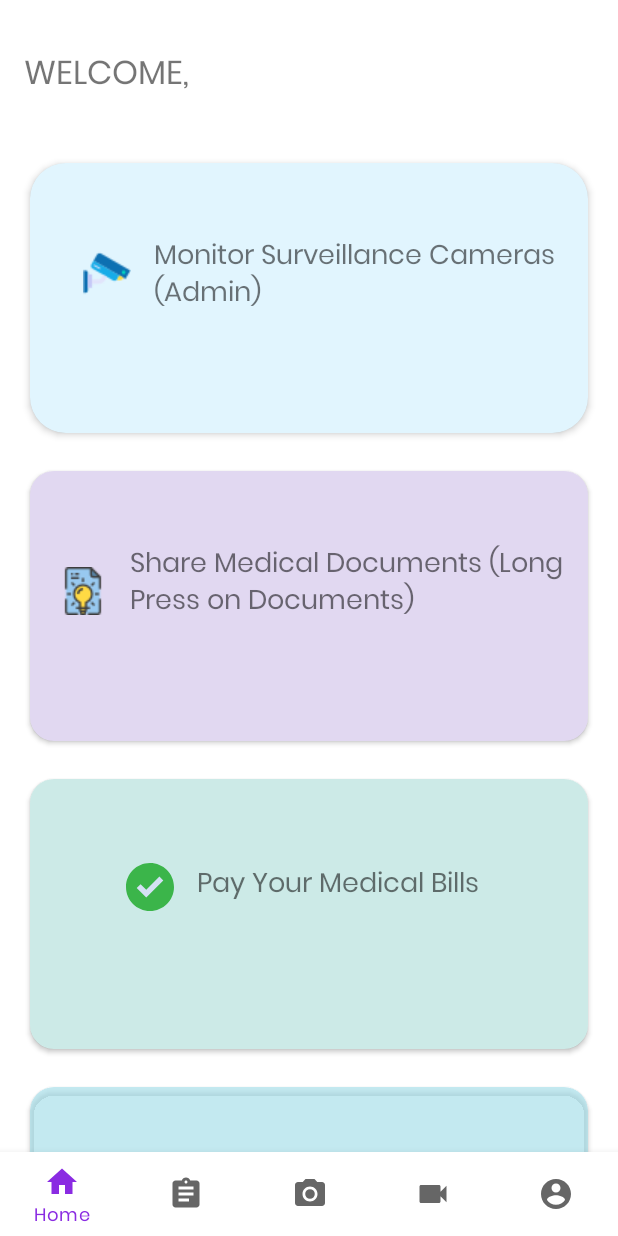
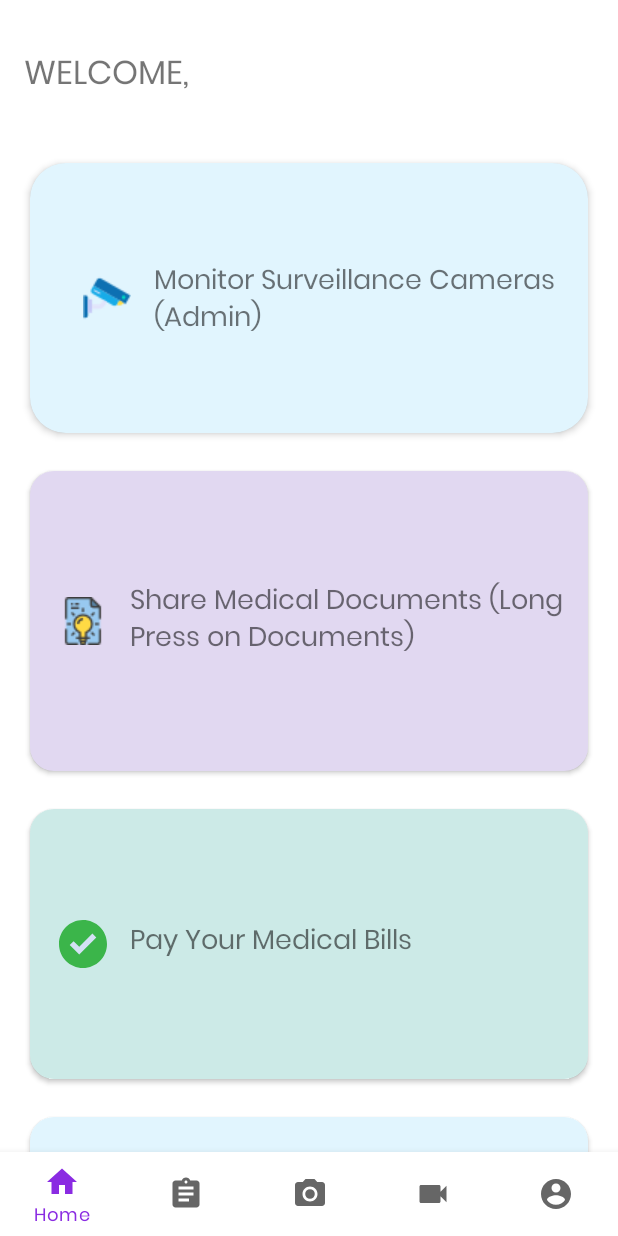
Before and after one commit to ArjunLuam/Sehatmandh, an Android app: the screen it shows after launch once a user with an empty profile is signed in (HomeActivity), on a phone screen of 412 x 824 dp. Run offline under Robolectric (Android 15) with nearby library versions, the phone set to English and light mode, and no system bars; our stand-ins replace Firebase (no records; nobody signed in at launch, a user with empty details on screens opened directly).

Commit message:
added splash -changed app_icon -fixed homeUI

```diff
--- a/app/build.gradle
+++ b/app/build.gradle
@@ -1,5 +1,6 @@
 apply plugin: 'com.android.application'
 apply plugin: 'com.google.gms.google-services'
+apply plugin: 'kotlin-android'
 
 android {
     compileSdkVersion 29
@@ -37,6 +38,7 @@ dependencies {
     implementation 'com.google.firebase:firebase-analytics:17.4.3'
 
     implementation 'androidx.legacy:legacy-support-v4:1.0.0'
+    implementation "org.jetbrains.kotlin:kotlin-stdlib:$kotlin_version"
     testImplementation 'junit:junit:4.12'
     androidTestImplementation 'androidx.test.ext:junit:1.1.1'
     androidTestImplementation 'androidx.test.espresso:espresso-core:3.2.0'
--- /dev/null
+++ b/app/src/main/java/activities/SplashActivity.kt
@@ -0,0 +1,21 @@
+package activities
+
+import android.content.Intent
+import androidx.appcompat.app.AppCompatActivity
+import android.os.Bundle
+import android.os.Handler
+import com.bumptech.glide.Glide
+import com.example.mask_detector.R
+
+class SplashActivity : AppCompatActivity() {
+    override fun onCreate(savedInstanceState: Bundle?) {
+        super.onCreate(savedInstanceState)
+        setContentView(R.layout.activity_splash)
+
+        val handler = Handler()
+        handler.postDelayed({
+            startActivity(Intent(this, com.example.mask_detector.activities.HomeActivity::class.java))
+            finish()
+        }, 2000)
+    }
+}
--- a/app/src/main/java/activities/SurDetailActivity.java
+++ b/app/src/main/java/activities/SurDetailActivity.java
@@ -1,5 +1,6 @@
 package com.example.mask_detector.activities;
 
+import android.annotation.SuppressLint;
 import android.os.Bundle;
 import android.widget.ImageView;
 import android.widget.TextView;
@@ -64,6 +65,7 @@ public class SurDetailActivity extends AppCompatActivity {
         setConnection();
         setStatus();
         dbRef.child("Cameras").child(camValue).addValueEventListener(new ValueEventListener() {
+            @SuppressLint("SetTextI18n")
             @Override
             public void onDataChange(@NonNull DataSnapshot dataSnapshot) {
                 cameraFrames.clear();
@@ -88,6 +90,7 @@ public class SurDetailActivity extends AppCompatActivity {
         });
     }
 
+    @SuppressLint("SetTextI18n")
     private void setConnection() {
         Random random = new Random();
         int rand = random.nextInt(4);
@@ -113,6 +116,7 @@ public class SurDetailActivity extends AppCompatActivity {
         }
     }
 
+    @SuppressLint("SetTextI18n")
     private void setStatus() {
         Random random = new Random();
         int rand = random.nextInt(4);
@@ -127,5 +131,4 @@ public class SurDetailActivity extends AppCompatActivity {
                 break;
         }
     }
-
 }
--- a/app/src/main/java/auth/Login.java
+++ b/app/src/main/java/auth/Login.java
@@ -12,7 +12,7 @@ public class Login extends AppCompatActivity {
     protected void onCreate(Bundle savedInstanceState) {
         super.onCreate(savedInstanceState);
         setContentView(R.layout.activity_login);
-        getSupportFragmentManager().beginTransaction().replace(R.id.container, new LoginOption()).commit();
+        getSupportFragmentManager().beginTransaction().replace(R.id.container, new com.example.mask_detector.auth.LoginOption()).commit();
     }
 
     @Override
--- a/app/src/main/java/auth/LoginOption.java
+++ b/app/src/main/java/auth/LoginOption.java
@@ -30,8 +30,8 @@ public class LoginOption extends Fragment {
         user.setOnClickListener(new View.OnClickListener() {
             @Override
             public void onClick(View v) {
-                phoneNumberFragment phoneNumberFragment = new phoneNumberFragment();
-                getActivity().getSupportFragmentManager().beginTransaction().replace(R.id.container, phoneNumberFragment).addToBackStack(null).commit();
+                com.example.mask_detector.auth.phoneNumberFragment phoneNumberFragmen = new com.example.mask_detector.auth.phoneNumberFragment();
+                getActivity().getSupportFragmentManager().beginTransaction().replace(R.id.container, phoneNumberFragmen).addToBackStack(null).commit();
             }
         });
 
--- a/app/src/main/res/layout/fragment_home.xml
+++ b/app/src/main/res/layout/fragment_home.xml
@@ -40,12 +40,12 @@
                         android:layout_width="356dp"
                         android:layout_height="51dp"
                         android:layout_marginStart="16dp"
-                        android:layout_marginTop="48dp"
                         android:drawableStart="@drawable/cam"
                         android:drawablePadding="15dp"
                         android:paddingLeft="19dp"
                         android:text="Monitor Surveillance Cameras (Admin)"
                         android:textSize="18sp"
+                        app:layout_constraintBottom_toBottomOf="parent"
                         app:layout_constraintStart_toStartOf="parent"
                         app:layout_constraintTop_toTopOf="parent" />
 
@@ -55,7 +55,7 @@
             <androidx.cardview.widget.CardView
                 android:id="@+id/cardView3"
                 android:layout_width="match_parent"
-                android:layout_height="180dp"
+                android:layout_height="200dp"
                 android:layout_marginStart="20dp"
                 android:layout_marginTop="25dp"
                 android:layout_marginEnd="20dp"
@@ -67,19 +67,19 @@
                 <androidx.constraintlayout.widget.ConstraintLayout
                     android:layout_width="match_parent"
                     android:layout_height="match_parent"
-                   android:background="#66b39ddb">
+                    android:background="#66b39ddb">
 
                     <TextView
                         android:id="@+id/tvReadArticle"
                         android:layout_width="wrap_content"
-                        android:layout_height="64dp"
-                        android:layout_marginTop="48dp"
+                        android:layout_height="wrap_content"
                         android:drawableStart="@drawable/document"
                         android:drawablePadding="15dp"
                         android:paddingLeft="19dp"
                         android:paddingRight="12dp"
                         android:text="Share Medical Documents (Long Press on Documents)"
                         android:textSize="18sp"
+                        app:layout_constraintBottom_toBottomOf="parent"
                         app:layout_constraintStart_toStartOf="parent"
                         app:layout_constraintTop_toTopOf="parent" />
                 </androidx.constraintlayout.widget.ConstraintLayout>
@@ -92,7 +92,6 @@
                 android:layout_marginStart="20dp"
                 android:layout_marginTop="25dp"
                 android:layout_marginEnd="20dp"
-
                 app:cardCornerRadius="16dp"
                 app:layout_constraintEnd_toEndOf="parent"
                 app:layout_constraintHorizontal_bias="0.0"
@@ -102,19 +101,20 @@
                 <androidx.constraintlayout.widget.ConstraintLayout
                     android:layout_width="match_parent"
                     android:layout_height="match_parent"
-                    android:background="#6680cbc4"
-                   >
+                    android:background="#6680cbc4">
 
                     <TextView
                         android:id="@+id/paytm"
-                        android:layout_width="wrap_content"
+                        android:layout_width="0dp"
                         android:layout_height="wrap_content"
-                        android:layout_marginStart="64dp"
-                        android:layout_marginTop="56dp"
                         android:drawableStart="@drawable/ic_tick"
                         android:drawablePadding="15sp"
+                        android:paddingLeft="19dp"
+                        android:paddingRight="12dp"
                         android:text="Pay Your Medical Bills"
                         android:textSize="18sp"
+                        app:layout_constraintBottom_toBottomOf="parent"
+                        app:layout_constraintEnd_toEndOf="parent"
                         app:layout_constraintStart_toStartOf="parent"
                         app:layout_constraintTop_toTopOf="parent" />
                 </androidx.constraintlayout.widget.ConstraintLayout>
@@ -127,8 +127,6 @@
                 android:layout_marginStart="20dp"
                 android:layout_marginTop="25dp"
                 android:layout_marginEnd="20dp"
-                android:layout_marginBottom="20dp"
-                app:cardBackgroundColor="#6680cbc4"
                 app:cardCornerRadius="16dp"
                 app:layout_constraintBottom_toBottomOf="parent"
                 app:layout_constraintEnd_toEndOf="parent"
@@ -142,14 +140,16 @@
                     android:background="#66b3e5fc">
 
                     <TextView
-                        android:layout_width="wrap_content"
+                        android:layout_width="0dp"
                         android:layout_height="wrap_content"
-                        android:layout_marginStart="60dp"
-                        android:layout_marginTop="56dp"
                         android:drawableStart="@drawable/ic_warning"
-                        android:drawablePadding="15dp"
+                        android:drawablePadding="15sp"
+                        android:paddingLeft="19dp"
+                        android:paddingRight="12dp"
                         android:text="Contact / Call Helpline"
                         android:textSize="18sp"
+                        app:layout_constraintBottom_toBottomOf="parent"
+                        app:layout_constraintEnd_toEndOf="parent"
                         app:layout_constraintStart_toStartOf="parent"
                         app:layout_constraintTop_toTopOf="parent" />
                 </androidx.constraintlayout.widget.ConstraintLayout>
--- a/app/src/main/res/values/strings.xml
+++ b/app/src/main/res/values/strings.xml
@@ -1,5 +1,5 @@
 <resources>
-    <string name="app_name">Mask_Detector</string>
+    <string name="app_name">Sehatmandh</string>
     <!-- TODO: Remove or change this placeholder text -->
     <string name="hello_blank_fragment">Hello blank fragment</string>
     <string name="enter_report_type">Enter Report Type...</string>
--- a/build.gradle
+++ b/build.gradle
@@ -1,5 +1,8 @@
 // Top-level build file where you can add configuration options common to all sub-projects/modules.
 buildscript {
+    ext {
+        kotlin_version = '1.3.72'
+    }
     repositories {
         google()
         jcenter()
@@ -7,6 +10,7 @@ buildscript {
     dependencies {
         classpath "com.android.tools.build:gradle:4.0.0"
         classpath 'com.google.gms:google-services:4.3.3'
+        classpath "org.jetbrains.kotlin:kotlin-gradle-plugin:$kotlin_version"
 
         // NOTE: Do not place your application dependencies here; they belong
         // in the individual module build.gradle files
```
Also changed, not shown: app/src/main/AndroidManifest.xml (+12 -10 lines), app/src/main/res/layout/activity_splash.xml (added, +28 -0 lines), app/src/main/res/layout/fragment_login_option.xml (+4 -5 lines), app/src/main/java/com/example/mask_detector/activities/HomeActivity.java (renamed from app/src/main/java/activities/HomeActivity.java), app/src/main/res/drawable/heart.jpg (deleted), app/src/main/res/drawable/heart.png (added).
